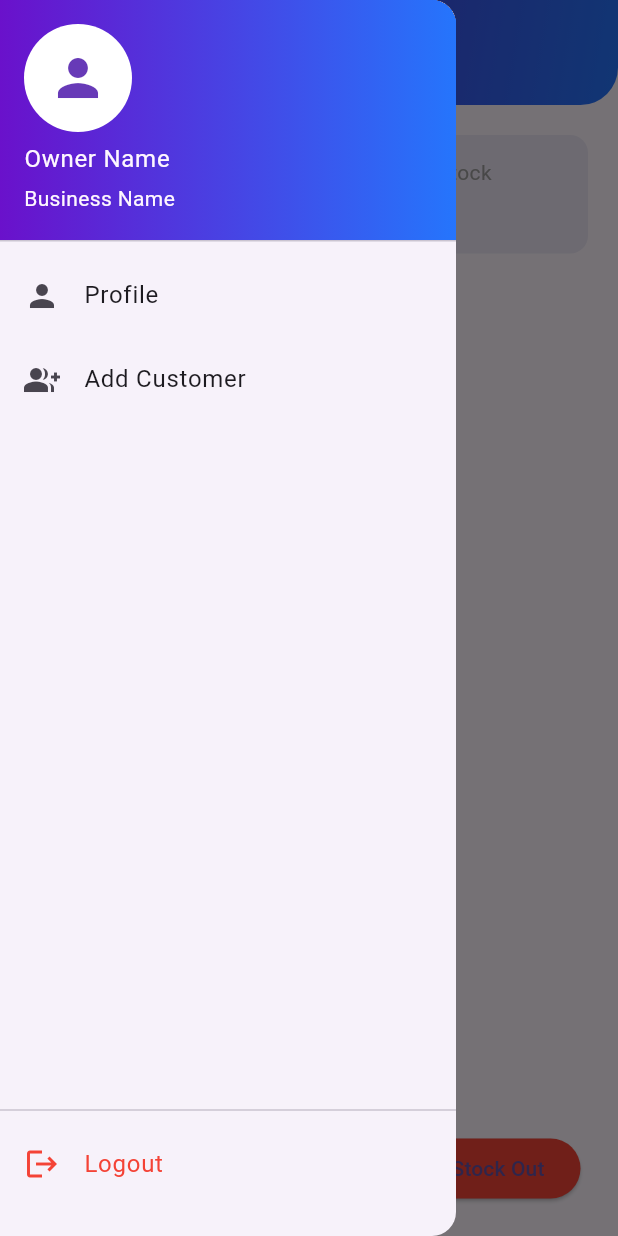
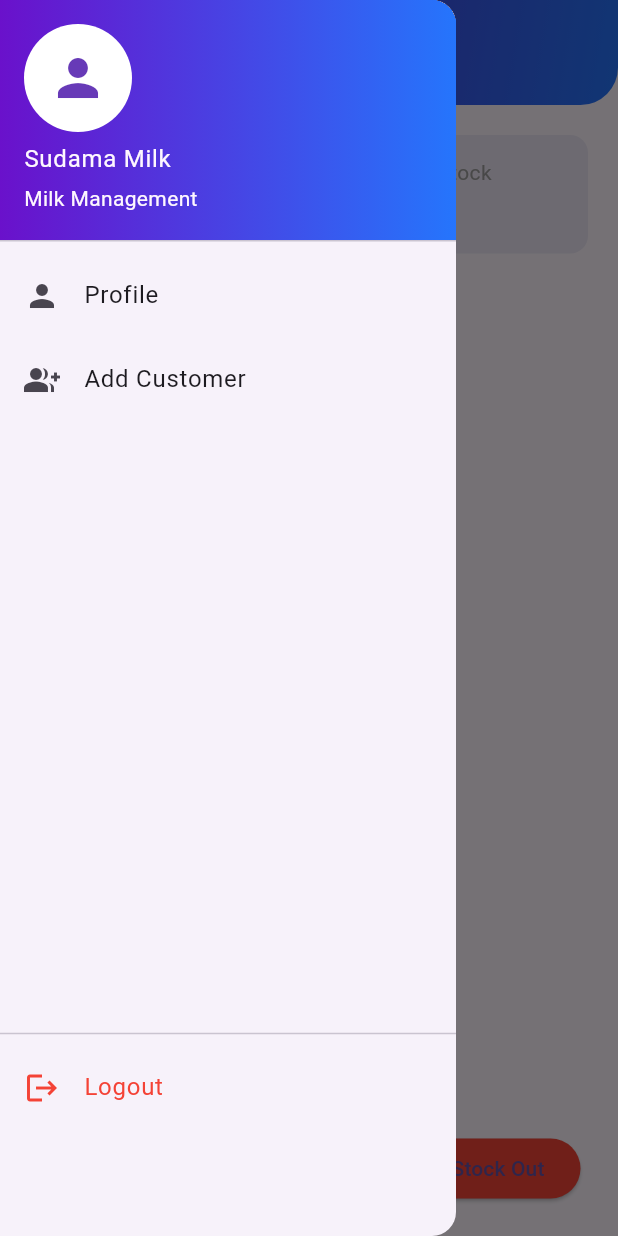
Before and after one commit to umeshsachala/sudama_milk, a Flutter app: the Homescreen screen opened directly, with the side drawer open, on a phone screen of 412 x 824 dp. Run offline on Flutter 3.47's test engine with Material 3 defaults, Android fonts, the phone set to English and light mode, and no system bars; our stand-ins replace cloud_firestore, firebase_auth, firebase_core, google_sign_in, shared_preferences, timeago; accounts and stored records are empty.

Commit message:
detils done

```diff
--- a/lib/screens/home_screen.dart
+++ b/lib/screens/home_screen.dart
@@ -1,10 +1,7 @@
 import 'package:cloud_firestore/cloud_firestore.dart';
-import 'package:firebase_auth/firebase_auth.dart';
 import 'package:flutter/material.dart';
-import 'package:google_sign_in/google_sign_in.dart';
-import 'package:sudama_milk/screens/onboarding_screen.dart';
 import 'package:sudama_milk/screens/profile_screen.dart';
-
+import 'CustomerListScreen.dart';
 import 'add_customer_screen.dart';
 import 'item_management/add_item_screen.dart';
 import 'item_management/stock_in_screen.dart';
@@ -24,30 +21,13 @@ class _HomescreenState extends State<Homescreen> {
 
   final GlobalKey<ScaffoldState> _scaffoldKey = GlobalKey<ScaffoldState>();
 
-  /// ================= LOGOUT FUNCTION =================
-  Future<void> _logout() async {
-    try {
-      await FirebaseAuth.instance.signOut();
-      await GoogleSignIn.instance.signOut();
-
-      if (!mounted) return;
-      Navigator.pushAndRemoveUntil(
-        context,
-        MaterialPageRoute(builder: (_) => const OnboardingScreen()),
-            (route) => false,
-      );
-    } catch (e) {
-      debugPrint("Logout error: $e");
-    }
-  }
-
   @override
   Widget build(BuildContext context) {
     return Scaffold(
       key: _scaffoldKey,
-      drawer: _appDrawer(),
+      drawer: _appDrawer(context),
 
-      // ================= APP BAR =================
+      // ---------------- APP BAR ----------------
       appBar: PreferredSize(
         preferredSize: const Size.fromHeight(70),
         child: AppBar(
@@ -67,9 +47,11 @@ class _HomescreenState extends State<Homescreen> {
               ),
             ),
           ),
+          titleSpacing: 0,
           title: Row(
             children: [
               const SizedBox(width: 12),
+
               GestureDetector(
                 onTap: () => _scaffoldKey.currentState!.openDrawer(),
                 child: Container(
@@ -80,16 +62,20 @@ class _HomescreenState extends State<Homescreen> {
                   ),
                   child: const Icon(
                     Icons.dashboard_customize_rounded,
+                    size: 26,
                     color: Colors.white,
                   ),
                 ),
               ),
+
               const SizedBox(width: 12),
+
               const Text(
                 "Sudama Milk",
                 style: TextStyle(
                   fontSize: 28,
                   fontWeight: FontWeight.w800,
+                  letterSpacing: 1.3,
                   color: Colors.white,
                 ),
               ),
@@ -98,12 +84,12 @@ class _HomescreenState extends State<Homescreen> {
         ),
       ),
 
-      // ================= BODY =================
+      // ---------------- BODY ----------------
       body: Padding(
         padding: const EdgeInsets.all(20),
         child: Column(
           children: [
-            /// ---------- STATS ----------
+            // -------- STATS --------
             StreamBuilder<QuerySnapshot>(
               stream: itemsRef.snapshots(),
               builder: (context, snap) {
@@ -128,8 +114,24 @@ class _HomescreenState extends State<Homescreen> {
                   child: Row(
                     mainAxisAlignment: MainAxisAlignment.spaceAround,
                     children: [
-                      _stat("Total Items", totalItems.toString()),
-                      _stat("Total Stock", totalStock.toString()),
+                      Column(
+                        children: [
+                          const Text("Total Items",
+                              style: TextStyle(color: Colors.grey)),
+                          Text("$totalItems",
+                              style: const TextStyle(
+                                  fontSize: 20, fontWeight: FontWeight.bold)),
+                        ],
+                      ),
+                      Column(
+                        children: [
+                          const Text("Total Stock",
+                              style: TextStyle(color: Colors.grey)),
+                          Text("$totalStock",
+                              style: const TextStyle(
+                                  fontSize: 20, fontWeight: FontWeight.bold)),
+                        ],
+                      ),
                     ],
                   ),
                 );
@@ -138,7 +140,7 @@ class _HomescreenState extends State<Homescreen> {
 
             const SizedBox(height: 20),
 
-            /// ---------- ITEM LIST ----------
+            // -------- ITEM LIST --------
             Expanded(
               child: StreamBuilder<QuerySnapshot>(
                 stream: itemsRef
@@ -187,7 +189,7 @@ class _HomescreenState extends State<Homescreen> {
         ),
       ),
 
-      // ================= FAB =================
+      // ---------------- FAB ----------------
       floatingActionButton: FloatingActionButton(
         backgroundColor: Colors.deepPurple,
         onPressed: () {
@@ -198,10 +200,9 @@ class _HomescreenState extends State<Homescreen> {
         },
         child: const Icon(Icons.add, color: Colors.white),
       ),
-      floatingActionButtonLocation:
-      FloatingActionButtonLocation.centerDocked,
+      floatingActionButtonLocation: FloatingActionButtonLocation.centerDocked,
 
-      // ================= BOTTOM BAR =================
+      // ---------------- BOTTOM BAR ----------------
       bottomNavigationBar: Container(
         height: 90,
         padding: const EdgeInsets.symmetric(horizontal: 25),
@@ -209,8 +210,7 @@ class _HomescreenState extends State<Homescreen> {
           mainAxisAlignment: MainAxisAlignment.spaceBetween,
           children: [
             ElevatedButton(
-              style:
-              ElevatedButton.styleFrom(backgroundColor: Colors.green),
+              style: ElevatedButton.styleFrom(backgroundColor: Colors.green),
               onPressed: () {
                 Navigator.push(
                   context,
@@ -220,8 +220,7 @@ class _HomescreenState extends State<Homescreen> {
               child: const Text("Stock In"),
             ),
             ElevatedButton(
-              style:
-              ElevatedButton.styleFrom(backgroundColor: Colors.red),
+              style: ElevatedButton.styleFrom(backgroundColor: Colors.red),
               onPressed: () {
                 Navigator.push(
                   context,
@@ -236,27 +235,10 @@ class _HomescreenState extends State<Homescreen> {
     );
   }
 
-  // ================= DRAWER =================
-  Widget _appDrawer() {
+  // ---------------- DRAWER ----------------
+  Widget _appDrawer(BuildContext context) {
     return Drawer(
-      child: StreamBuilder<QuerySnapshot>(
-        stream: FirebaseFirestore.instance
-            .collection('profiles')
-            .orderBy('createdAt', descending: true)
-            .limit(1)
-            .snapshots(),
-        builder: (context, snapshot) {
-          String ownerName = "Owner Name";
-          String businessName = "Business Name";
-
-          if (snapshot.hasData && snapshot.data!.docs.isNotEmpty) {
-            final data =
-            snapshot.data!.docs.first.data() as Map<String, dynamic>;
-            ownerName = data['ownerName'] ?? ownerName;
-            businessName = data['businessName'] ?? businessName;
-          }
-
-          return Column(
+      child: Column(
         children: [
           UserAccountsDrawerHeader(
             decoration: const BoxDecoration(
@@ -264,12 +246,12 @@ class _HomescreenState extends State<Homescreen> {
                 colors: [Color(0xFF6A11CB), Color(0xFF2575FC)],
               ),
             ),
-                accountName: Text(ownerName),
-                accountEmail: Text(businessName),
+            accountName: const Text("Sudama Milk"),
+            accountEmail: const Text("Milk Management"),
             currentAccountPicture: const CircleAvatar(
               backgroundColor: Colors.white,
               child: Icon(Icons.person,
-                      color: Colors.deepPurple, size: 40),
+                  size: 40, color: Colors.deepPurple),
             ),
           ),
 
@@ -280,8 +262,7 @@ class _HomescreenState extends State<Homescreen> {
               Navigator.pop(context);
               Navigator.push(
                 context,
-                    MaterialPageRoute(
-                        builder: (_) => const ProfileScreen()),
+                MaterialPageRoute(builder: (_) => const ProfileScreen()),
               );
             },
           ),
@@ -293,47 +274,22 @@ class _HomescreenState extends State<Homescreen> {
               Navigator.pop(context);
               Navigator.push(
                 context,
-                    MaterialPageRoute(
-                        builder: (_) => const AddCustomerScreen()),
+                MaterialPageRoute(builder: (_) => const CustomerListScreen()),
               );
             },
           ),
 
-              const Spacer(),
+          SizedBox(height: 400,),
           const Divider(),
 
-              /// LOGOUT
           ListTile(
-                leading:
-                const Icon(Icons.logout, color: Colors.red),
-                title: const Text(
-                  "Logout",
-                  style: TextStyle(color: Colors.red),
+            leading: const Icon(Icons.logout, color: Colors.red),
+            title: const Text("Logout",
+                style: TextStyle(color: Colors.red)),
+            onTap: () => Navigator.pop(context),
           ),
-                onTap: () async {
-                  Navigator.pop(context);
-                  await _logout();
-                },
-              ),
-
-              const SizedBox(height: 20),
         ],
-          );
-        },
       ),
     );
   }
-
-  Widget _stat(String title, String value) {
-    return Column(
-      children: [
-        Text(title, style: const TextStyle(color: Colors.grey)),
-        Text(
-          value,
-          style:
-          const TextStyle(fontSize: 20, fontWeight: FontWeight.bold),
-        ),
-      ],
-    );
 }
-}
--- a/pubspec.yaml
+++ b/pubspec.yaml
@@ -35,11 +35,13 @@ dependencies:
   firebase_auth: ^6.1.2
   google_sign_in: 7.2.0
   firebase_core: ^4.2.1
+  shared_preferences: ^2.2.2
   cloud_firestore: ^6.1.0
   firebase_storage: ^13.0.4
   uuid: ^4.5.2
   timeago: ^3.7.1
   image_picker: ^1.2.1
+
 
 
 
```
Also changed, not shown: lib/screens/item_management/stock_in_screen.dart (+0 -15 lines), lib/screens/profile_screen.dart (+98 -150 lines), pubspec.lock. Lines whose indentation alone changed are shown as unchanged.
